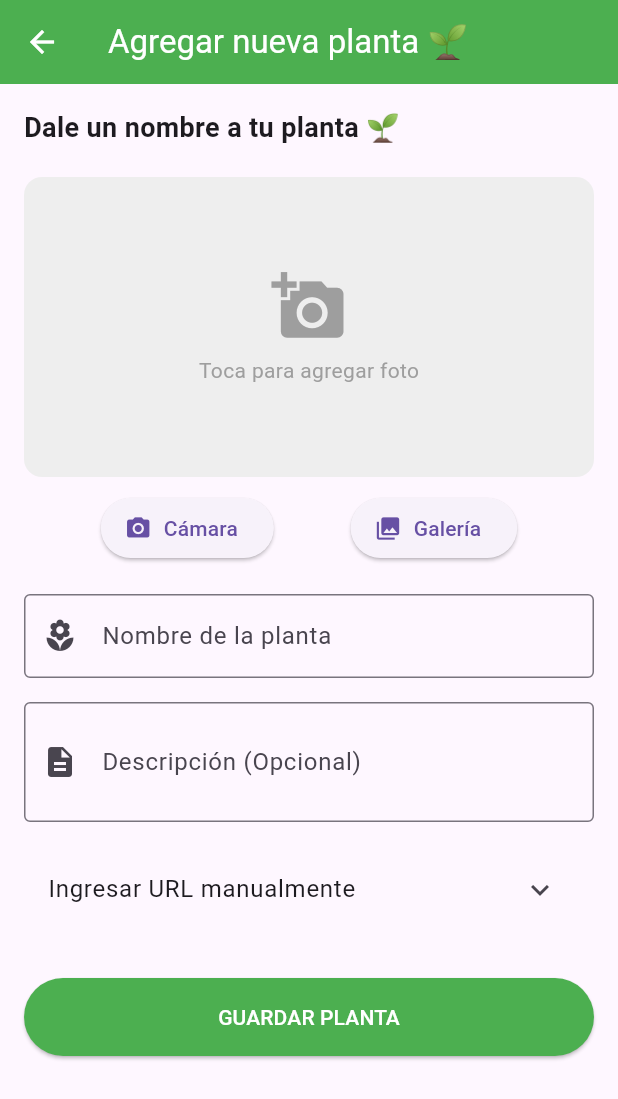
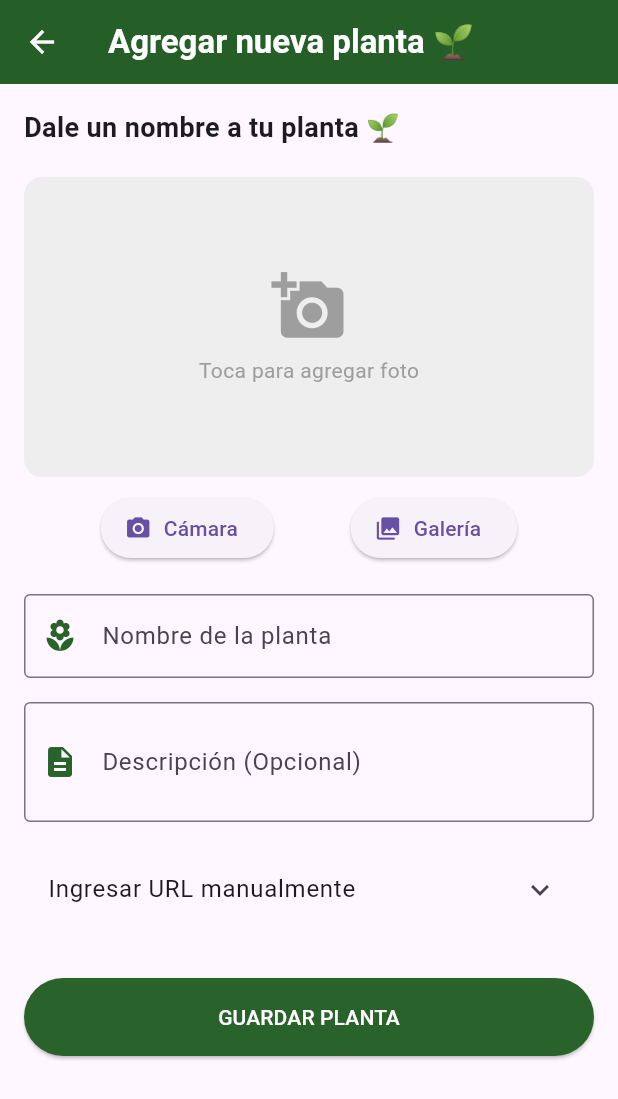
Before and after one commit to ramf99dev/matero-inteligente, a Flutter app: the screen it shows once a user with an empty profile is signed in, after a tap on the "add" icon, on a phone screen of 412 x 824 dp. Shown: the top 1099 px of the screen. Run offline on Flutter 3.47's test engine with Material 3 defaults, Android fonts, the phone set to English and light mode, and no system bars; our stand-ins replace flutter_dotenv, image_picker, logger, supabase_flutter; missing offline and left inert: mobile_scanner; accounts and stored records are empty.

Commit message:
v1.1: Release estable
## Características principales:
- Autenticación mejorada
- Dashboard optimizado
- Integración completa con Supabase
- Mejoras en UI/UX

## Correcciones:
- Errores de sintaxis en widgets
- Mejoras de rendimiento
- Compatibilidad con iOS 26

## Cambios técnicos:
- Actualización de dependencias
- Mejoras en estructura de código
- Configuración multiplataforma

## Nueva funcionalidad:
- Sistema de dispositivos IoT
- Integración Arduino
- Monitoreo en tiempo real

```diff
--- a/lib/config/constants.dart
+++ b/lib/config/constants.dart
@@ -26,7 +26,7 @@ class PlantThresholds {
 }
 
 class AppConstants {
-  static const String appName = 'GotaGota 🌱';
+  static const String appName = 'GotaGota';
   static const String appDescription =
       'Matero Inteligente - Sistema de Monitoreo';
 
--- a/lib/models/plant.dart
+++ b/lib/models/plant.dart
@@ -7,8 +7,9 @@ class Plant {
   final String? imageUrl;
   final String? description;
   final DateTime? lastWatered;
-  final int wateringFrequency; // días entre riegos
+  final int wateringFrequency;
   final DateTime createdAt;
+  final String? deviceId; // ID del dispositivo ESP32 vinculado
 
   Plant({
     this.id,
@@ -19,6 +20,7 @@ class Plant {
     this.lastWatered,
     int? wateringFrequency,
     DateTime? createdAt,
+    this.deviceId,
   })  : wateringFrequency =
             wateringFrequency ?? PlantThresholds.defaultWateringFrequencyDays,
         createdAt = createdAt ?? DateTime.now();
@@ -38,6 +40,7 @@ class Plant {
       createdAt: json['created_at'] != null
           ? DateTime.parse(json['created_at'] as String)
           : DateTime.now(),
+      deviceId: json['device_id'] as String?,
     );
   }
 
@@ -51,6 +54,7 @@ class Plant {
       if (lastWatered != null) 'last_watered': lastWatered!.toIso8601String(),
       'watering_frequency': wateringFrequency,
       'created_at': createdAt.toIso8601String(),
+      if (deviceId != null) 'device_id': deviceId,
     };
   }
 
@@ -84,6 +88,7 @@ class Plant {
     DateTime? lastWatered,
     int? wateringFrequency,
     DateTime? createdAt,
+    String? deviceId,
   }) {
     return Plant(
       id: id ?? this.id,
@@ -94,6 +99,7 @@ class Plant {
       lastWatered: lastWatered ?? this.lastWatered,
       wateringFrequency: wateringFrequency ?? this.wateringFrequency,
       createdAt: createdAt ?? this.createdAt,
+      deviceId: deviceId ?? this.deviceId,
     );
   }
 
--- a/lib/screens/auth/login_screen.dart
+++ b/lib/screens/auth/login_screen.dart
@@ -72,7 +72,10 @@ class _LoginScreenState extends State<LoginScreen> {
                 mainAxisAlignment: MainAxisAlignment.center,
                 crossAxisAlignment: CrossAxisAlignment.stretch,
                 children: [
-                  const Icon(Icons.eco, size: 80, color: Colors.green),
+                  Image.asset(
+                    'assets/icon/iconlogin.png',
+                    height: 130,
+                  ),
                   const SizedBox(height: 24),
                   const Text(
                     'Bienvenido a GotaGota',
@@ -83,13 +86,28 @@ class _LoginScreenState extends State<LoginScreen> {
                       color: Color.fromARGB(255, 51, 121, 54),
                     ),
                   ),
+                  const Text(
+                    'Monitoreo Inteligente de plantas',
+                    textAlign: TextAlign.center,
+                    style: TextStyle(
+                      fontSize: 18,
+                      fontWeight: FontWeight.w500,
+                      color: Color.fromARGB(255, 32, 92, 34),
+                    ),
+                  ),
                   const SizedBox(height: 48),
                   TextFormField(
                     controller: _emailController,
                     decoration: const InputDecoration(
                       labelText: 'Correo Electrónico',
-                      prefixIcon: Icon(Icons.email_outlined),
-                      border: OutlineInputBorder(),
+                      prefixIcon: Icon(Icons.email_outlined,
+                          color: Color.fromARGB(255, 32, 92, 34)),
+                      border: OutlineInputBorder(
+                        borderSide: BorderSide(
+                          width: 2,
+                          color: Color.fromARGB(255, 32, 92, 34),
+                        ),
+                      ),
                     ),
                     keyboardType: TextInputType.emailAddress,
                     validator: (value) {
@@ -104,8 +122,14 @@ class _LoginScreenState extends State<LoginScreen> {
                     controller: _passwordController,
                     decoration: const InputDecoration(
                       labelText: 'Contraseña',
-                      prefixIcon: Icon(Icons.lock_outline),
-                      border: OutlineInputBorder(),
+                      prefixIcon: Icon(Icons.lock_outline,
+                          color: Color.fromARGB(255, 32, 92, 34)),
+                      border: OutlineInputBorder(
+                        borderSide: BorderSide(
+                          width: 2,
+                          color: Color.fromARGB(255, 32, 92, 34),
+                        ),
+                      ),
                     ),
                     obscureText: true,
                     validator: (value) {
--- a/lib/screens/dashboard/dashboard_screen.dart
+++ b/lib/screens/dashboard/dashboard_screen.dart
@@ -7,6 +7,7 @@ import '../../models/sensor_reading.dart';
 import '../../services/matero_service.dart';
 import '../../config/constants.dart';
 import '../plants/add_plant_screen.dart';
+import '../devices/qr_scanner_screen.dart';
 
 class DashboardScreen extends StatefulWidget {
   const DashboardScreen({super.key});
@@ -287,10 +288,19 @@ class _DashboardScreenState extends State<DashboardScreen> {
   Widget build(BuildContext context) {
     return Scaffold(
       appBar: AppBar(
-        title: Text(AppConstants.appName),
-        backgroundColor: const Color.fromARGB(255, 42, 126, 45),
+        title: Text(
+          AppConstants.appName,
+          style: const TextStyle(fontSize: 25, fontWeight: FontWeight.bold),
+        ),
+        backgroundColor: const Color.fromARGB(255, 43, 124, 45),
         foregroundColor: const Color.fromARGB(255, 237, 235, 235),
         elevation: 2,
+        leading: Image.asset(
+          'assets/icon/iconlogin.png',
+          height: 14,
+          width: 14,
+          fit: BoxFit.contain,
+        ),
         actions: [
           // BOTON PARA CONFIGURAR WIFI
           IconButton(
@@ -315,7 +325,7 @@ class _DashboardScreenState extends State<DashboardScreen> {
               : _buildDashboardContent(),
       floatingActionButton: FloatingActionButton(
         onPressed: _navigateToAddPlant,
-        backgroundColor: Colors.green,
+        backgroundColor: Color.fromARGB(255, 36, 102, 37),
         tooltip: 'Agregar Nueva Planta',
         child: const Icon(Icons.add, color: Color.fromARGB(255, 253, 249, 0)),
       ),
@@ -345,7 +355,7 @@ class _DashboardScreenState extends State<DashboardScreen> {
             icon: const Icon(Icons.add),
             label: const Text('Agregar mi primer Matero'),
             style: ElevatedButton.styleFrom(
-              backgroundColor: Colors.green,
+              backgroundColor: Color.fromARGB(255, 36, 102, 37),
               foregroundColor: Colors.white,
             ),
           ),
@@ -538,10 +548,35 @@ class _DashboardScreenState extends State<DashboardScreen> {
         ));
   }
 
+  void _linkDevice() async {
+    if (_selectedPlant == null) return;
+    try {
+      final result = await Navigator.push(
+        context,
+        MaterialPageRoute(builder: (context) => const QRScannerScreen()),
+      );
+
+      if (result != null) {
+        await _materoService.linkDeviceToPlant(_selectedPlant!.id!, result);
+        if (mounted) {
+          _showTopNotification(
+              "✅ Vinculado al dispositivo: $result", Colors.green);
+          _loadPlants(); // Recargar para actualizar el device_id de la planta seleccionada
+        }
+      }
+    } catch (e) {
+      if (mounted) {
+        _showTopNotification("❌ Error vinculando: $e", Colors.red);
+      }
+    }
+  }
+
+  // ... (existing methods)
+
   // StreamBuilder para datos en tiempo real
   Widget _buildSensorDataCard() {
     return StreamBuilder<SensorReading?>(
-      stream: _materoService.getRealtimeData(_selectedPlant!.id!),
+      stream: _materoService.getRealtimeData(_selectedPlant!.deviceId),
       builder: (context, snapshot) {
         final bool isLoading =
             snapshot.connectionState == ConnectionState.waiting;
@@ -588,7 +623,30 @@ class _DashboardScreenState extends State<DashboardScreen> {
                   ],
                 ),
                 const SizedBox(height: 20),
-                if (_currentSensorData != null) ...[
+                if (_selectedPlant!.deviceId == null) ...[
+                  Column(
+                    children: [
+                      const Icon(Icons.link_off,
+                          size: 40, color: Colors.orange),
+                      const SizedBox(height: 10),
+                      const Text(
+                        'Planta no vinculada a un Matero',
+                        style: TextStyle(
+                            color: Colors.grey, fontWeight: FontWeight.bold),
+                      ),
+                      const SizedBox(height: 10),
+                      ElevatedButton.icon(
+                        onPressed: _linkDevice,
+                        icon: const Icon(Icons.qr_code_scanner),
+                        label: const Text('Vincular Matero'),
+                        style: ElevatedButton.styleFrom(
+                          backgroundColor: Colors.orange,
+                          foregroundColor: Colors.white,
+                        ),
+                      ),
+                    ],
+                  )
+                ] else if (_currentSensorData != null) ...[
                   Row(
                     mainAxisAlignment: MainAxisAlignment.spaceAround,
                     children: [
--- a/lib/screens/plants/add_plant_screen.dart
+++ b/lib/screens/plants/add_plant_screen.dart
@@ -53,8 +53,6 @@ class _AddPlantScreenState extends State<AddPlantScreen> {
       if (image != null) {
         setState(() {
           _selectedImageFile = File(image.path);
-          // Clear URL controller to prioritize file upload, or keep it as fallback?
-          // We will update the URL controller AFTER upload.
         });
       }
     } catch (e) {
@@ -71,16 +69,13 @@ class _AddPlantScreenState extends State<AddPlantScreen> {
     setState(() => _isLoading = true);
 
     try {
-      // 1. Upload new image if selected
       if (_selectedImageFile != null) {
         final uploadedUrl =
             await _materoService.uploadPlantImage(_selectedImageFile!);
         _imageUrlController.text = uploadedUrl;
       }
 
-      // 2. Save/Update Plant
       if (widget.plant == null) {
-        // Create
         await _materoService.addPlant(
           _nameController.text.trim(),
           _imageUrlController.text.trim().isEmpty
@@ -98,7 +93,7 @@ class _AddPlantScreenState extends State<AddPlantScreen> {
           );
         }
       } else {
-        // Update
+        // ACTUALIZAR PLANTA
         await _materoService.updatePlant(
           widget.plant!['id'],
           _nameController.text.trim(),
@@ -119,7 +114,7 @@ class _AddPlantScreenState extends State<AddPlantScreen> {
       }
 
       if (mounted) {
-        Navigator.pop(context, true); // Return true to trigger refresh
+        Navigator.pop(context, true); // REGRESAR
       }
     } catch (e) {
       if (mounted) {
@@ -138,8 +133,11 @@ class _AddPlantScreenState extends State<AddPlantScreen> {
 
     return Scaffold(
       appBar: AppBar(
-        title: Text(isEditing ? 'Editar Planta 🌱' : 'Agregar nueva planta 🌱'),
-        backgroundColor: Colors.green,
+        title: Text(
+          isEditing ? 'Editar Planta 🌱' : 'Agregar nueva planta 🌱',
+          style: const TextStyle(fontSize: 22, fontWeight: FontWeight.bold),
+        ),
+        backgroundColor: const Color.fromARGB(255, 38, 94, 40),
         foregroundColor: Colors.white,
       ),
       body: Padding(
@@ -157,7 +155,7 @@ class _AddPlantScreenState extends State<AddPlantScreen> {
               ),
               const SizedBox(height: 20),
 
-              // Image Preview Area
+              // Area de Previsualización de Imagen
               Center(
                 child: GestureDetector(
                   onTap: () => _showImageSourceModal(context),
@@ -219,7 +217,8 @@ class _AddPlantScreenState extends State<AddPlantScreen> {
                   labelText: 'Nombre de la planta',
                   hintText: 'Ej. Orquídea, Bonsai...',
                   border: OutlineInputBorder(),
-                  prefixIcon: Icon(Icons.local_florist),
+                  prefixIcon: Icon(Icons.local_florist,
+                      color: Color.fromARGB(255, 42, 98, 44)),
                 ),
                 validator: (value) =>
                     value == null || value.isEmpty ? 'Requerido' : null,
@@ -231,13 +230,14 @@ class _AddPlantScreenState extends State<AddPlantScreen> {
                   labelText: 'Descripción (Opcional)',
                   hintText: 'Ej. Regar cada 3 días, luz indirecta...',
                   border: OutlineInputBorder(),
-                  prefixIcon: Icon(Icons.description),
+                  prefixIcon: Icon(Icons.description,
+                      color: Color.fromARGB(255, 42, 98, 44)),
                 ),
                 maxLines: 2,
               ),
               const SizedBox(height: 16),
 
-              // Optional URL field (hidden or secondary if image is picked)
+              // Opcional URL
               ExpansionTile(
                 title: const Text('Ingresar URL manualmente'),
                 children: [
@@ -247,9 +247,11 @@ class _AddPlantScreenState extends State<AddPlantScreen> {
                       labelText: 'URL de la imagen',
                       hintText: 'https://...',
                       border: OutlineInputBorder(),
-                      prefixIcon: Icon(Icons.link),
+                      prefixIcon: Icon(Icons.link,
+                          color: Color.fromARGB(255, 42, 98, 44)),
                     ),
-                    onChanged: (val) => setState(() {}), // Update preview
+                    onChanged: (val) =>
+                        setState(() {}), // Actualiza la previsualización
                   ),
                 ],
               ),
@@ -258,7 +260,7 @@ class _AddPlantScreenState extends State<AddPlantScreen> {
               ElevatedButton(
                 onPressed: _isLoading ? null : _savePlant,
                 style: ElevatedButton.styleFrom(
-                  backgroundColor: Colors.green,
+                  backgroundColor: const Color.fromARGB(255, 42, 98, 44),
                   foregroundColor: Colors.white,
                   padding: const EdgeInsets.symmetric(vertical: 16),
                 ),
--- a/pubspec.yaml
+++ b/pubspec.yaml
@@ -16,6 +16,7 @@ dependencies:
   http: ^1.1.0 # Para APIs del clima
   logger: ^2.6.2 # Para logging
   image_picker: ^1.0.7 # Para seleccionar imagenes
+  mobile_scanner: ^6.0.0 # Para escanear QRs
   url_launcher: ^6.2.0 # Para abrir URLs
   flutter_dotenv: ^5.1.0 # Para variables de entorno
   intl: ^0.19.0 # Para formateo de fechas
@@ -29,6 +30,7 @@ flutter:
   uses-material-design: true
   assets:
     - .env
+    - assets/icon/iconlogin.png
 
 flutter_icons:
   android: true
```
Also changed, not shown: lib/screens/auth/forgot_password_screen.dart (+20 -7 lines), lib/screens/auth/register_screen.dart (+40 -10 lines), lib/screens/devices/qr_scanner_screen.dart (added, +40 -0 lines), lib/services/matero_service.dart (+45 -7 lines), assets/icon/iconlogin.png (added), pubspec.lock, 6 other files.
